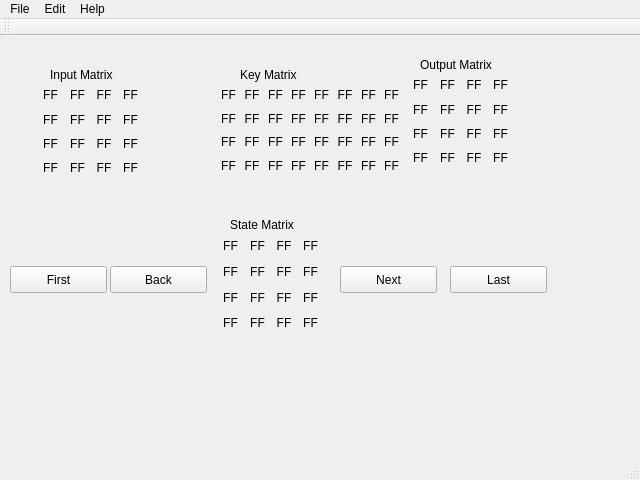
This is ui/mainwindow.ui in giovanirinaldi/YAAES as Qt 5 draws it before an edit. The edited form follows.
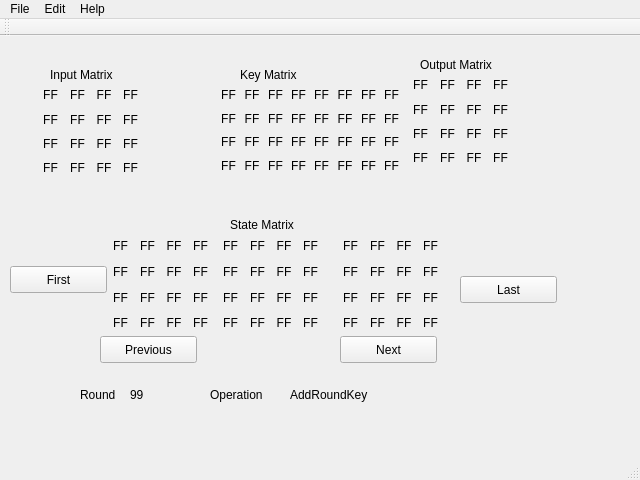
This is the edited form.

```diff
--- a/ui/mainwindow.ui
+++ b/ui/mainwindow.ui
@@ -975,14 +975,14 @@
    <widget class="QPushButton" name="buttonBackOp">
     <property name="geometry">
      <rect>
-      <x>110</x>
-      <y>230</y>
+      <x>100</x>
+      <y>300</y>
       <width>97</width>
       <height>27</height>
      </rect>
     </property>
     <property name="text">
-     <string>Back</string>
+     <string>Previous</string>
     </property>
     <property name="checkable">
      <bool>false</bool>
@@ -992,7 +992,7 @@
     <property name="geometry">
      <rect>
       <x>340</x>
-      <y>230</y>
+      <y>300</y>
       <width>97</width>
       <height>27</height>
      </rect>
@@ -1017,8 +1017,8 @@
    <widget class="QPushButton" name="buttonLastOp">
     <property name="geometry">
      <rect>
-      <x>450</x>
-      <y>230</y>
+      <x>460</x>
+      <y>240</y>
       <width>97</width>
       <height>27</height>
      </rect>
@@ -1615,6 +1615,664 @@
      </item>
     </layout>
    </widget>
+   <widget class="QWidget" name="gridLayoutWidget_6">
+    <property name="geometry">
+     <rect>
+      <x>340</x>
+      <y>200</y>
+      <width>101</width>
+      <height>97</height>
+     </rect>
+    </property>
+    <layout class="QGridLayout" name="layoutNextMatrix" rowstretch="0,0,0,0,0">
+     <property name="margin">
+      <number>0</number>
+     </property>
+     <item row="2" column="3">
+      <widget class="QLabel" name="nextByte13">
+       <property name="font">
+        <font>
+         <kerning>true</kerning>
+        </font>
+       </property>
+       <property name="layoutDirection">
+        <enum>Qt::LeftToRight</enum>
+       </property>
+       <property name="text">
+        <string>FF</string>
+       </property>
+       <property name="alignment">
+        <set>Qt::AlignCenter</set>
+       </property>
+      </widget>
+     </item>
+     <item row="4" column="3">
+      <widget class="QLabel" name="nextByte15">
+       <property name="font">
+        <font>
+         <kerning>true</kerning>
+        </font>
+       </property>
+       <property name="layoutDirection">
+        <enum>Qt::LeftToRight</enum>
+       </property>
+       <property name="text">
+        <string>FF</string>
+       </property>
+       <property name="alignment">
+        <set>Qt::AlignCenter</set>
+       </property>
+      </widget>
+     </item>
+     <item row="1" column="3">
+      <widget class="QLabel" name="nextByte12">
+       <property name="font">
+        <font>
+         <kerning>true</kerning>
+        </font>
+       </property>
+       <property name="layoutDirection">
+        <enum>Qt::LeftToRight</enum>
+       </property>
+       <property name="text">
+        <string>FF</string>
+       </property>
+       <property name="alignment">
+        <set>Qt::AlignCenter</set>
+       </property>
+      </widget>
+     </item>
+     <item row="3" column="3">
+      <widget class="QLabel" name="nextByte14">
+       <property name="font">
+        <font>
+         <kerning>true</kerning>
+        </font>
+       </property>
+       <property name="layoutDirection">
+        <enum>Qt::LeftToRight</enum>
+       </property>
+       <property name="text">
+        <string>FF</string>
+       </property>
+       <property name="alignment">
+        <set>Qt::AlignCenter</set>
+       </property>
+      </widget>
+     </item>
+     <item row="2" column="2">
+      <widget class="QLabel" name="nextByte09">
+       <property name="font">
+        <font>
+         <kerning>true</kerning>
+        </font>
+       </property>
+       <property name="layoutDirection">
+        <enum>Qt::LeftToRight</enum>
+       </property>
+       <property name="text">
+        <string>FF</string>
+       </property>
+       <property name="alignment">
+        <set>Qt::AlignCenter</set>
+       </property>
+      </widget>
+     </item>
+     <item row="3" column="2">
+      <widget class="QLabel" name="nextByte10">
+       <property name="font">
+        <font>
+         <kerning>true</kerning>
+        </font>
+       </property>
+       <property name="layoutDirection">
+        <enum>Qt::LeftToRight</enum>
+       </property>
+       <property name="text">
+        <string>FF</string>
+       </property>
+       <property name="alignment">
+        <set>Qt::AlignCenter</set>
+       </property>
+      </widget>
+     </item>
+     <item row="4" column="2">
+      <widget class="QLabel" name="nextByte11">
+       <property name="font">
+        <font>
+         <kerning>true</kerning>
+        </font>
+       </property>
+       <property name="layoutDirection">
+        <enum>Qt::LeftToRight</enum>
+       </property>
+       <property name="text">
+        <string>FF</string>
+       </property>
+       <property name="alignment">
+        <set>Qt::AlignCenter</set>
+       </property>
+      </widget>
+     </item>
+     <item row="1" column="2">
+      <widget class="QLabel" name="nextByte08">
+       <property name="font">
+        <font>
+         <kerning>true</kerning>
+        </font>
+       </property>
+       <property name="layoutDirection">
+        <enum>Qt::LeftToRight</enum>
+       </property>
+       <property name="text">
+        <string>FF</string>
+       </property>
+       <property name="alignment">
+        <set>Qt::AlignCenter</set>
+       </property>
+      </widget>
+     </item>
+     <item row="2" column="1">
+      <widget class="QLabel" name="nextByte05">
+       <property name="font">
+        <font>
+         <kerning>true</kerning>
+        </font>
+       </property>
+       <property name="layoutDirection">
+        <enum>Qt::LeftToRight</enum>
+       </property>
+       <property name="text">
+        <string>FF</string>
+       </property>
+       <property name="alignment">
+        <set>Qt::AlignCenter</set>
+       </property>
+      </widget>
+     </item>
+     <item row="3" column="1">
+      <widget class="QLabel" name="nextByte06">
+       <property name="font">
+        <font>
+         <kerning>true</kerning>
+        </font>
+       </property>
+       <property name="layoutDirection">
+        <enum>Qt::LeftToRight</enum>
+       </property>
+       <property name="text">
+        <string>FF</string>
+       </property>
+       <property name="alignment">
+        <set>Qt::AlignCenter</set>
+       </property>
+      </widget>
+     </item>
+     <item row="4" column="1">
+      <widget class="QLabel" name="nextByte07">
+       <property name="font">
+        <font>
+         <kerning>true</kerning>
+        </font>
+       </property>
+       <property name="layoutDirection">
+        <enum>Qt::LeftToRight</enum>
+       </property>
+       <property name="text">
+        <string>FF</string>
+       </property>
+       <property name="alignment">
+        <set>Qt::AlignCenter</set>
+       </property>
+      </widget>
+     </item>
+     <item row="1" column="1">
+      <widget class="QLabel" name="nextByte04">
+       <property name="font">
+        <font>
+         <kerning>true</kerning>
+        </font>
+       </property>
+       <property name="layoutDirection">
+        <enum>Qt::LeftToRight</enum>
+       </property>
+       <property name="text">
+        <string>FF</string>
+       </property>
+       <property name="alignment">
+        <set>Qt::AlignCenter</set>
+       </property>
+      </widget>
+     </item>
+     <item row="1" column="0">
+      <widget class="QLabel" name="nextByte00">
+       <property name="font">
+        <font>
+         <kerning>true</kerning>
+        </font>
+       </property>
+       <property name="layoutDirection">
+        <enum>Qt::LeftToRight</enum>
+       </property>
+       <property name="text">
+        <string>FF</string>
+       </property>
+       <property name="alignment">
+        <set>Qt::AlignCenter</set>
+       </property>
+      </widget>
+     </item>
+     <item row="2" column="0">
+      <widget class="QLabel" name="nextByte01">
+       <property name="font">
+        <font>
+         <kerning>true</kerning>
+        </font>
+       </property>
+       <property name="layoutDirection">
+        <enum>Qt::LeftToRight</enum>
+       </property>
+       <property name="text">
+        <string>FF</string>
+       </property>
+       <property name="alignment">
+        <set>Qt::AlignCenter</set>
+       </property>
+      </widget>
+     </item>
+     <item row="3" column="0">
+      <widget class="QLabel" name="nextByte02">
+       <property name="font">
+        <font>
+         <kerning>true</kerning>
+        </font>
+       </property>
+       <property name="layoutDirection">
+        <enum>Qt::LeftToRight</enum>
+       </property>
+       <property name="text">
+        <string>FF</string>
+       </property>
+       <property name="alignment">
+        <set>Qt::AlignCenter</set>
+       </property>
+      </widget>
+     </item>
+     <item row="4" column="0">
+      <widget class="QLabel" name="nextByte03">
+       <property name="font">
+        <font>
+         <kerning>true</kerning>
+        </font>
+       </property>
+       <property name="layoutDirection">
+        <enum>Qt::LeftToRight</enum>
+       </property>
+       <property name="text">
+        <string>FF</string>
+       </property>
+       <property name="alignment">
+        <set>Qt::AlignCenter</set>
+       </property>
+      </widget>
+     </item>
+    </layout>
+   </widget>
+   <widget class="QWidget" name="gridLayoutWidget_7">
+    <property name="geometry">
+     <rect>
+      <x>110</x>
+      <y>200</y>
+      <width>101</width>
+      <height>97</height>
+     </rect>
+    </property>
+    <layout class="QGridLayout" name="layoutPreviousMatrix" rowstretch="0,0,0,0,0">
+     <property name="margin">
+      <number>0</number>
+     </property>
+     <item row="2" column="3">
+      <widget class="QLabel" name="previousByte13">
+       <property name="font">
+        <font>
+         <kerning>true</kerning>
+        </font>
+       </property>
+       <property name="layoutDirection">
+        <enum>Qt::LeftToRight</enum>
+       </property>
+       <property name="text">
+        <string>FF</string>
+       </property>
+       <property name="alignment">
+        <set>Qt::AlignCenter</set>
+       </property>
+      </widget>
+     </item>
+     <item row="4" column="3">
+      <widget class="QLabel" name="previousByte15">
+       <property name="font">
+        <font>
+         <kerning>true</kerning>
+        </font>
+       </property>
+       <property name="layoutDirection">
+        <enum>Qt::LeftToRight</enum>
+       </property>
+       <property name="text">
+        <string>FF</string>
+       </property>
+       <property name="alignment">
+        <set>Qt::AlignCenter</set>
+       </property>
+      </widget>
+     </item>
+     <item row="1" column="3">
+      <widget class="QLabel" name="previousByte12">
+       <property name="font">
+        <font>
+         <kerning>true</kerning>
+        </font>
+       </property>
+       <property name="layoutDirection">
+        <enum>Qt::LeftToRight</enum>
+       </property>
+       <property name="text">
+        <string>FF</string>
+       </property>
+       <property name="alignment">
+        <set>Qt::AlignCenter</set>
+       </property>
+      </widget>
+     </item>
+     <item row="3" column="3">
+      <widget class="QLabel" name="previousByte14">
+       <property name="font">
+        <font>
+         <kerning>true</kerning>
+        </font>
+       </property>
+       <property name="layoutDirection">
+        <enum>Qt::LeftToRight</enum>
+       </property>
+       <property name="text">
+        <string>FF</string>
+       </property>
+       <property name="alignment">
+        <set>Qt::AlignCenter</set>
+       </property>
+      </widget>
+     </item>
+     <item row="2" column="2">
+      <widget class="QLabel" name="previousByte09">
+       <property name="font">
+        <font>
+         <kerning>true</kerning>
+        </font>
+       </property>
+       <property name="layoutDirection">
+        <enum>Qt::LeftToRight</enum>
+       </property>
+       <property name="text">
+        <string>FF</string>
+       </property>
+       <property name="alignment">
+        <set>Qt::AlignCenter</set>
+       </property>
+      </widget>
+     </item>
+     <item row="3" column="2">
+      <widget class="QLabel" name="previousByte10">
+       <property name="font">
+        <font>
+         <kerning>true</kerning>
+        </font>
+       </property>
+       <property name="layoutDirection">
+        <enum>Qt::LeftToRight</enum>
+       </property>
+       <property name="text">
+        <string>FF</string>
+       </property>
+       <property name="alignment">
+        <set>Qt::AlignCenter</set>
+       </property>
+      </widget>
+     </item>
+     <item row="4" column="2">
+      <widget class="QLabel" name="previousByte11">
+       <property name="font">
+        <font>
+         <kerning>true</kerning>
+        </font>
+       </property>
+       <property name="layoutDirection">
+        <enum>Qt::LeftToRight</enum>
+       </property>
+       <property name="text">
+        <string>FF</string>
+       </property>
+       <property name="alignment">
+        <set>Qt::AlignCenter</set>
+       </property>
+      </widget>
+     </item>
+     <item row="1" column="2">
+      <widget class="QLabel" name="previousByte08">
+       <property name="font">
+        <font>
+         <kerning>true</kerning>
+        </font>
+       </property>
+       <property name="layoutDirection">
+        <enum>Qt::LeftToRight</enum>
+       </property>
+       <property name="text">
+        <string>FF</string>
+       </property>
+       <property name="alignment">
+        <set>Qt::AlignCenter</set>
+       </property>
+      </widget>
+     </item>
+     <item row="2" column="1">
+      <widget class="QLabel" name="previousByte05">
+       <property name="font">
+        <font>
+         <kerning>true</kerning>
+        </font>
+       </property>
+       <property name="layoutDirection">
+        <enum>Qt::LeftToRight</enum>
+       </property>
+       <property name="text">
+        <string>FF</string>
+       </property>
+       <property name="alignment">
+        <set>Qt::AlignCenter</set>
+       </property>
+      </widget>
+     </item>
+     <item row="3" column="1">
+      <widget class="QLabel" name="previousByte06">
+       <property name="font">
+        <font>
+         <kerning>true</kerning>
+        </font>
+       </property>
+       <property name="layoutDirection">
+        <enum>Qt::LeftToRight</enum>
+       </property>
+       <property name="text">
+        <string>FF</string>
+       </property>
+       <property name="alignment">
+        <set>Qt::AlignCenter</set>
+       </property>
+      </widget>
+     </item>
+     <item row="4" column="1">
+      <widget class="QLabel" name="previousByte07">
+       <property name="font">
+        <font>
+         <kerning>true</kerning>
+        </font>
+       </property>
+       <property name="layoutDirection">
+        <enum>Qt::LeftToRight</enum>
+       </property>
+       <property name="text">
+        <string>FF</string>
+       </property>
+       <property name="alignment">
+        <set>Qt::AlignCenter</set>
+       </property>
+      </widget>
+     </item>
+     <item row="1" column="1">
+      <widget class="QLabel" name="previousByte04">
+       <property name="font">
+        <font>
+         <kerning>true</kerning>
+        </font>
+       </property>
+       <property name="layoutDirection">
+        <enum>Qt::LeftToRight</enum>
+       </property>
+       <property name="text">
+        <string>FF</string>
+       </property>
+       <property name="alignment">
+        <set>Qt::AlignCenter</set>
+       </property>
+      </widget>
+     </item>
+     <item row="1" column="0">
+      <widget class="QLabel" name="previousByte00">
+       <property name="font">
+        <font>
+         <kerning>true</kerning>
+        </font>
+       </property>
+       <property name="layoutDirection">
+        <enum>Qt::LeftToRight</enum>
+       </property>
+       <property name="text">
+        <string>FF</string>
+       </property>
+       <property name="alignment">
+        <set>Qt::AlignCenter</set>
+       </property>
+      </widget>
+     </item>
+     <item row="2" column="0">
+      <widget class="QLabel" name="previousByte01">
+       <property name="font">
+        <font>
+         <kerning>true</kerning>
+        </font>
+       </property>
+       <property name="layoutDirection">
+        <enum>Qt::LeftToRight</enum>
+       </property>
+       <property name="text">
+        <string>FF</string>
+       </property>
+       <property name="alignment">
+        <set>Qt::AlignCenter</set>
+       </property>
+      </widget>
+     </item>
+     <item row="3" column="0">
+      <widget class="QLabel" name="previousByte02">
+       <property name="font">
+        <font>
+         <kerning>true</kerning>
+        </font>
+       </property>
+       <property name="layoutDirection">
+        <enum>Qt::LeftToRight</enum>
+       </property>
+       <property name="text">
+        <string>FF</string>
+       </property>
+       <property name="alignment">
+        <set>Qt::AlignCenter</set>
+       </property>
+      </widget>
+     </item>
+     <item row="4" column="0">
+      <widget class="QLabel" name="previousByte03">
+       <property name="font">
+        <font>
+         <kerning>true</kerning>
+        </font>
+       </property>
+       <property name="layoutDirection">
+        <enum>Qt::LeftToRight</enum>
+       </property>
+       <property name="text">
+        <string>FF</string>
+       </property>
+       <property name="alignment">
+        <set>Qt::AlignCenter</set>
+       </property>
+      </widget>
+     </item>
+    </layout>
+   </widget>
+   <widget class="QLabel" name="labelRound">
+    <property name="geometry">
+     <rect>
+      <x>80</x>
+      <y>350</y>
+      <width>41</width>
+      <height>17</height>
+     </rect>
+    </property>
+    <property name="text">
+     <string>Round</string>
+    </property>
+   </widget>
+   <widget class="QLabel" name="labelRoundNumber">
+    <property name="geometry">
+     <rect>
+      <x>130</x>
+      <y>350</y>
+      <width>21</width>
+      <height>17</height>
+     </rect>
+    </property>
+    <property name="text">
+     <string>99</string>
+    </property>
+   </widget>
+   <widget class="QLabel" name="labelOperation">
+    <property name="geometry">
+     <rect>
+      <x>210</x>
+      <y>350</y>
+      <width>71</width>
+      <height>17</height>
+     </rect>
+    </property>
+    <property name="text">
+     <string>Operation</string>
+    </property>
+   </widget>
+   <widget class="QLabel" name="labelOperationDesc">
+    <property name="geometry">
+     <rect>
+      <x>290</x>
+      <y>350</y>
+      <width>161</width>
+      <height>17</height>
+     </rect>
+    </property>
+    <property name="text">
+     <string>AddRoundKey</string>
+    </property>
+   </widget>
   </widget>
   <widget class="QMenuBar" name="menubar">
    <property name="geometry">
```
Left out of the diff: 2 changed lines with no effect on the pictures.
